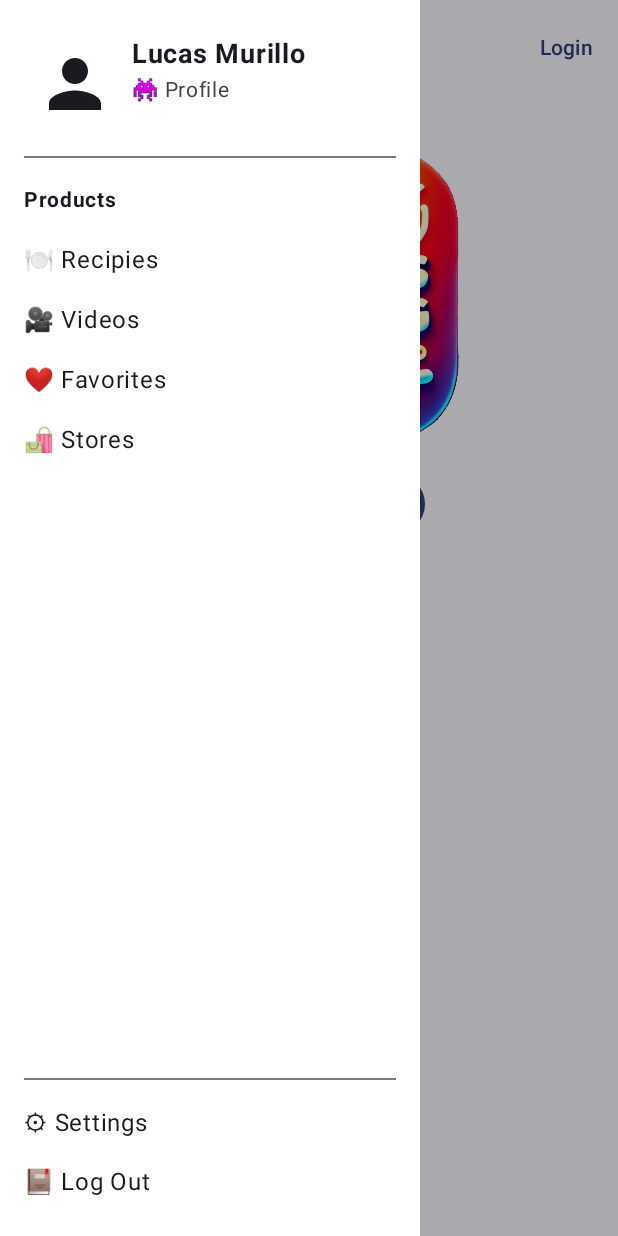
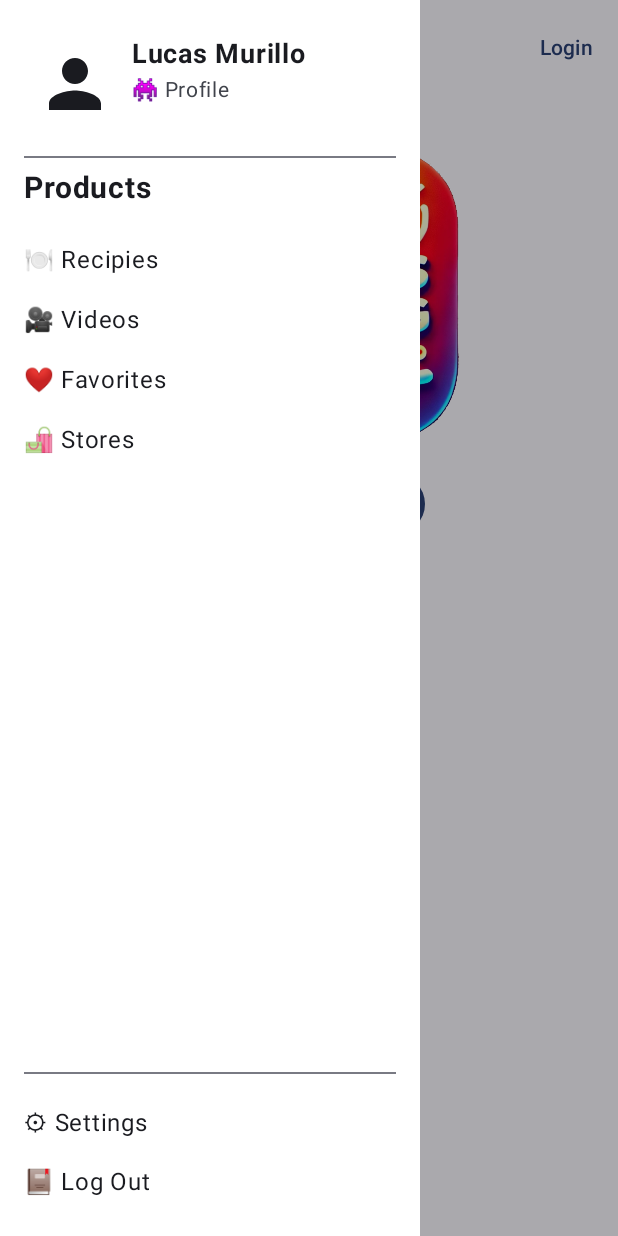
Before and after one commit to lucasandres1981/100WaysOfCooking, an Android app built with Jetpack Compose: the screen it shows after launch (MainActivity), after a tap on "Menu", on a phone screen of 412 x 824 dp. Run offline under Robolectric (Android 15) with nearby library versions, the phone set to English and light mode, and no system bars.

Commit message:
creación de paginas y actualización de menu.

```diff
--- a/app/src/main/java/com/example/waysofcooking/ui/components/DrawerMenuContent.kt
+++ b/app/src/main/java/com/example/waysofcooking/ui/components/DrawerMenuContent.kt
@@ -24,7 +24,7 @@ fun DrawerMenuContent(
 ) {
     Surface(
         modifier = Modifier.fillMaxHeight(),
-        color = Color.White // ✅ Fondo blanco
+        color = Color.White //  Fondo Menu
     ) {
         Column(
             modifier = Modifier
--- /dev/null
+++ b/app/src/main/java/com/example/waysofcooking/ui/screens/AllRecipesScreen.kt
@@ -0,0 +1 @@
+package com.example.waysofcooking.ui.screens
--- /dev/null
+++ b/app/src/main/java/com/example/waysofcooking/ui/screens/FavoritesScreen.kt
@@ -0,0 +1 @@
+package com.example.waysofcooking.ui.screens
--- a/app/src/main/java/com/example/waysofcooking/ui/screens/HomeScreen.kt
+++ b/app/src/main/java/com/example/waysofcooking/ui/screens/HomeScreen.kt
@@ -24,7 +24,7 @@ import com.example.waysofcooking.ui.components.MainScaffold
 import androidx.compose.ui.layout.ContentScale
 import com.example.waysofcooking.ui.components.DrawerItem
 import androidx.compose.material.icons.filled.Person
-
+import com.example.waysofcooking.ui.components.DrawerMenuContent
 
 
 
@@ -33,57 +33,7 @@ fun HomeScreen(navController: NavHostController) {
     MainScaffold(
         navController = navController,
         drawerContent = { scope, drawerState ->
-            Surface(color = Color.White) { //Fondo Blanco
-                Column(
-                    modifier = Modifier
-                        .fillMaxHeight()
-                        .padding(16.dp)
-                ) {
-                    // Perfil del usuario
-                    Row(
-                        modifier = Modifier
-                            .fillMaxWidth()
-                            .padding(8.dp)
-                    ) {
-                        Icon(
-                            imageVector = Icons.Default.Person,
-                            contentDescription = "Avatar",
-                            modifier = Modifier
-                                .size(64.dp)
-                                .padding(end = 12.dp)
-                        )
-                        Column {
-                            Text("Lucas Murillo", fontWeight = FontWeight.Bold, fontSize = 18.sp)
-                            Text(
-                                "👾 Profile",
-                                fontSize = 14.sp,
-                                color = MaterialTheme.colorScheme.onSurfaceVariant
-                            )
-                        }
-                    }
-
-                    Divider(modifier = Modifier.padding(vertical = 8.dp))
-
-                    Text(
-                        "Products",
-                        fontWeight = FontWeight.Bold,
-                        fontSize = 14.sp,
-                        modifier = Modifier.padding(vertical = 8.dp)
-                    )
-
-                    DrawerItem("🍽 Recipies") { navController.navigate("recipeSearch") }
-                    DrawerItem("🎥 Videos") { /* navController.navigate("videos") */ }
-                    DrawerItem("❤️ Favorites") { /* navController.navigate("favorites") */ }
-                    DrawerItem("🛍 Stores") { /* navController.navigate("stores") */ }
-
-                    Spacer(modifier = Modifier.weight(1f))
-
-                    Divider(modifier = Modifier.padding(vertical = 8.dp))
-
-                    DrawerItem("⚙ Settings") { /* navController.navigate("settings") */ }
-                    DrawerItem("📕 Log Out") { /* Acción de cierre de sesión */ }
-                }
-            }
+            DrawerMenuContent(scope = scope, drawerState = drawerState, navController = navController)
         },
         content = { innerPadding ->
             Column(modifier = Modifier.padding(innerPadding)) {
@@ -94,6 +44,8 @@ fun HomeScreen(navController: NavHostController) {
                         .fillMaxWidth()
                         .padding(top = 32.dp)
                         .height(200.dp),
+
+
                     contentScale = ContentScale.Fit
                 )
 
@@ -106,8 +58,8 @@ fun HomeScreen(navController: NavHostController) {
                     Text("Explorar Recetas")
                 }
 
-                // Aquí colocas el contenido real de HomeScreen
-                //Text(text = "Pantalla de inicio con menú hamburguesa")
+                // Aquí colocar el contenido fotos recetas y un boton para ir a las recetas
+                //Text(text = "100 Formas de preparar Papas")
             }
         }
     )
--- /dev/null
+++ b/app/src/main/java/com/example/waysofcooking/ui/screens/LoginScreen.kt
@@ -0,0 +1 @@
+package com.example.waysofcooking.ui.screens
--- /dev/null
+++ b/app/src/main/java/com/example/waysofcooking/ui/screens/ProfileScreen.kt
@@ -0,0 +1 @@
+package com.example.waysofcooking.ui.screens
--- /dev/null
+++ b/app/src/main/java/com/example/waysofcooking/ui/screens/RecipeDetailScreen.kt
@@ -0,0 +1 @@
+package com.example.waysofcooking.ui.screens
--- /dev/null
+++ b/app/src/main/java/com/example/waysofcooking/ui/screens/RegisterScreen.kt
@@ -0,0 +1 @@
+package com.example.waysofcooking.ui.screens
--- /dev/null
+++ b/app/src/main/java/com/example/waysofcooking/ui/screens/StoreScreen.kt
@@ -0,0 +1 @@
+package com.example.waysofcooking.ui.screens
--- /dev/null
+++ b/app/src/main/java/com/example/waysofcooking/ui/screens/VideoScreen.kt
@@ -0,0 +1 @@
+package com.example.waysofcooking.ui.screens
```
